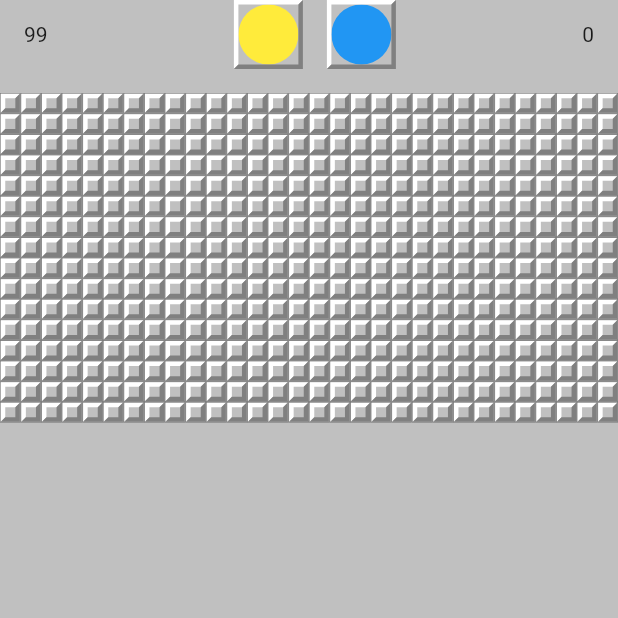
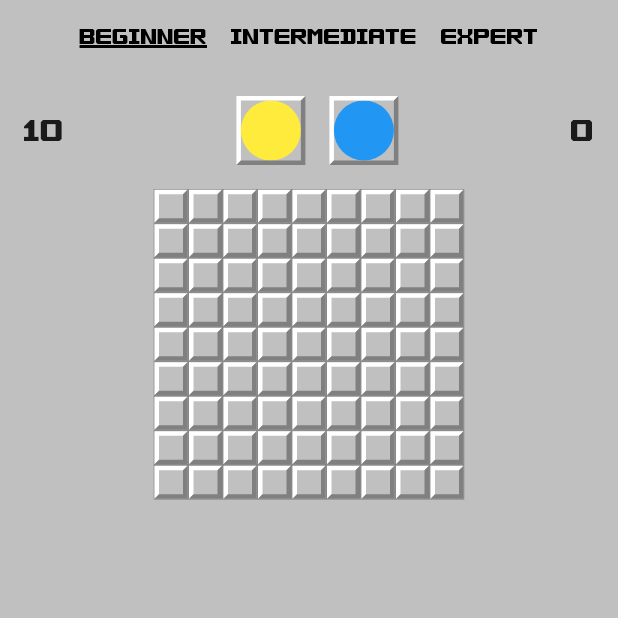
Before and after one commit to Pierre-Monier/minesweeper, a Flutter app: the screen it shows after launch, on a phone screen of 412 x 824 dp, the top half of it. Run offline on Flutter 3.47's test engine with Material 2 defaults, Android fonts, the phone set to English and light mode, and no system bars; our stand-ins replace auto_size_text.

Commit message:
feat: change config

```diff
--- a/lib/game/config.dart
+++ b/lib/game/config.dart
@@ -1,29 +1,39 @@
-class GameConfig {
+sealed class GameConfig {
   const GameConfig({
     required this.rows,
     required this.columns,
     required this.numberOfMines,
   });
 
-  factory GameConfig.beginner() => const GameConfig(
-        rows: 9,
-        columns: 9,
-        numberOfMines: 10,
-      );
-
-  factory GameConfig.intermediate() => const GameConfig(
-        rows: 16,
-        columns: 16,
-        numberOfMines: 40,
-      );
-
-  factory GameConfig.expert() => const GameConfig(
-        rows: 16,
-        columns: 30,
-        numberOfMines: 99,
-      );
-
   final int rows;
   final int columns;
   final int numberOfMines;
 }
+
+class BeginnerConfig extends GameConfig {
+  BeginnerConfig({super.rows = 9, super.columns = 9, super.numberOfMines = 10});
+}
+
+class IntermediateConfig extends GameConfig {
+  IntermediateConfig({
+    super.rows = 16,
+    super.columns = 16,
+    super.numberOfMines = 40,
+  });
+}
+
+class ExpertConfig extends GameConfig {
+  ExpertConfig({
+    super.rows = 16,
+    super.columns = 30,
+    super.numberOfMines = 99,
+  });
+}
+
+class CustomConfig extends GameConfig {
+  CustomConfig({
+    required super.rows,
+    required super.columns,
+    required super.numberOfMines,
+  });
+}
--- a/lib/game/game.dart
+++ b/lib/game/game.dart
@@ -12,12 +12,11 @@ import 'package:mines_sweeper/notifier/time_spend_notifier.dart';
 // TODO(Pierre): draw nice led counter
 // TODO(Pierre): draw every draw
 // TODO(Pierre): game should have correct border
-// TODO(Pierre): Game can change configuration
 // TODO(Pierre): GridView should keep its size
 class Game {
   Game({
     GameConfig? config,
-  }) : config = config ?? GameConfig.expert() {
+  }) : config = config ?? BeginnerConfig() {
     final cellsData = _generateCellsData(this.config);
     cells = _generateCellsWithNeighbors(cellsData);
   }
--- a/lib/main.dart
+++ b/lib/main.dart
@@ -10,8 +10,11 @@ class MyApp extends StatelessWidget {
 
   @override
   Widget build(BuildContext context) {
-    return const MaterialApp(
-      home: GamePage(),
+    return MaterialApp(
+      theme: ThemeData(
+        fontFamily: 'MineSweeper',
+      ),
+      home: const GamePage(),
     );
   }
 }
--- a/lib/notifier/game.notifier.dart
+++ b/lib/notifier/game.notifier.dart
@@ -1,4 +1,5 @@
 import 'package:flutter/widgets.dart';
+import 'package:mines_sweeper/game/config.dart';
 import 'package:mines_sweeper/game/game.dart';
 
 class GameNotifier extends ValueNotifier<Game> {
@@ -6,6 +7,10 @@ class GameNotifier extends ValueNotifier<Game> {
 
   void resetGame() {
     value = Game();
+  }
+
+  void updateConfig(GameConfig newConfig) {
+    value = Game(config: newConfig);
   }
 }
 
--- a/lib/ui/game_page.dart
+++ b/lib/ui/game_page.dart
@@ -2,6 +2,7 @@ import 'package:flutter/material.dart';
 import 'package:mines_sweeper/notifier/game.notifier.dart';
 import 'package:mines_sweeper/ui/game_bar.dart';
 import 'package:mines_sweeper/ui/game_body.dart';
+import 'package:mines_sweeper/ui/game_selector.dart';
 import 'package:mines_sweeper/ui/theme/color.dart';
 
 class GamePage extends StatelessWidget {
@@ -16,6 +17,10 @@ class GamePage extends StatelessWidget {
           minScale: 1.0,
           child: const Column(
             children: [
+              Flexible(child: GameSelector()),
+              SizedBox(
+                height: 16,
+              ),
               GameBar(),
               SizedBox(
                 height: 16,
--- /dev/null
+++ b/lib/ui/game_selector.dart
@@ -0,0 +1,69 @@
+import 'package:flutter/material.dart';
+import 'package:mines_sweeper/game/config.dart';
+import 'package:mines_sweeper/notifier/game.notifier.dart';
+import 'package:mines_sweeper/ui/theme/typographie.dart';
+
+class GameSelector extends StatelessWidget {
+  const GameSelector({super.key});
+
+  @override
+  Widget build(BuildContext context) {
+    final gameNotifier = GameNotifierProvider.of(context).gameNotifier;
+
+    return ValueListenableBuilder(
+      valueListenable: gameNotifier,
+      builder: (context, game, child) => Wrap(
+        children: [
+          SizedBox(
+            child: TextButton(
+              onPressed: () {
+                gameNotifier.updateConfig(BeginnerConfig());
+              },
+              child: Text(
+                'Beginner',
+                style: GameTypographie.gameSelectorStyle.copyWith(
+                  decorationThickness: 4.0,
+                  decoration: game.config is BeginnerConfig
+                      ? TextDecoration.underline
+                      : null,
+                ),
+              ),
+            ),
+          ),
+          SizedBox(
+            child: TextButton(
+              onPressed: () {
+                gameNotifier.updateConfig(IntermediateConfig());
+              },
+              child: Text(
+                'Intermediate',
+                style: GameTypographie.gameSelectorStyle.copyWith(
+                  decorationThickness: 4.0,
+                  decoration: game.config is IntermediateConfig
+                      ? TextDecoration.underline
+                      : null,
+                ),
+              ),
+            ),
+          ),
+          SizedBox(
+            child: TextButton(
+              onPressed: () {
+                gameNotifier.updateConfig(ExpertConfig());
+              },
+              child: Text(
+                'Expert',
+                style: GameTypographie.gameSelectorStyle.copyWith(
+                  decorationThickness: 4.0,
+                  decoration: game.config is ExpertConfig
+                      ? TextDecoration.underline
+                      : null,
+                ),
+              ),
+            ),
+          ),
+        ],
+      ),
+    );
+  }
+}
--- a/lib/ui/theme/typographie.dart
+++ b/lib/ui/theme/typographie.dart
@@ -5,6 +5,10 @@ class GameTypographie {
 
   static const TextStyle cellTextStyle = TextStyle(
     fontSize: 16,
-    fontFamily: 'MineSweeper',
+  );
+
+  static const TextStyle gameSelectorStyle = TextStyle(
+    fontSize: 10,
+    color: Colors.black,
   );
 }
```
Also changed, not shown: 1 other file.
